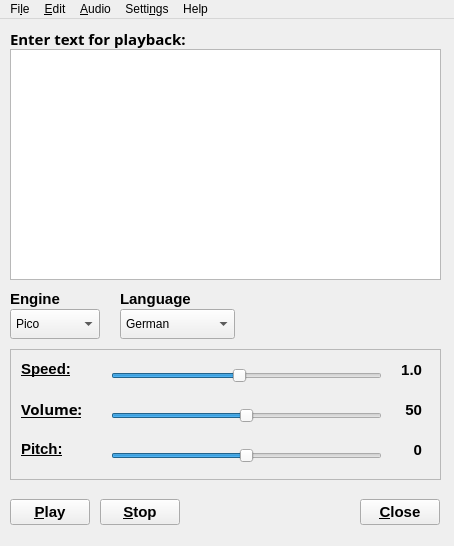
Qt form src/qpicospeaker.ui (Shadowsith/qpicospeaker) before a commit.
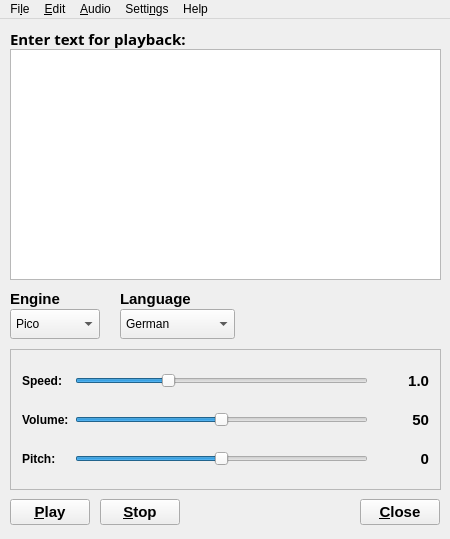
The same form after that commit. Icons and pictures are not drawn.

```diff
--- a/src/qpicospeaker.ui
+++ b/src/qpicospeaker.ui
@@ -6,8 +6,8 @@
    <rect>
     <x>0</x>
     <y>0</y>
-    <width>454</width>
-    <height>546</height>
+    <width>450</width>
+    <height>539</height>
    </rect>
   </property>
   <property name="windowTitle">
@@ -229,7 +229,7 @@
       <x>10</x>
       <y>330</y>
       <width>431</width>
-      <height>131</height>
+      <height>141</height>
      </rect>
     </property>
     <property name="widgetResizable">
@@ -241,124 +241,74 @@
        <x>0</x>
        <y>0</y>
        <width>429</width>
-       <height>129</height>
+       <height>139</height>
       </rect>
      </property>
-     <widget class="QLabel" name="lblPitchVal">
-      <property name="geometry">
-       <rect>
-        <x>380</x>
-        <y>90</y>
-        <width>31</width>
-        <height>20</height>
-       </rect>
-      </property>
+     <layout class="QHBoxLayout" name="horizontalLayout_2">
+      <item>
+       <layout class="QVBoxLayout" name="Labels">
+        <property name="spacing">
+         <number>0</number>
+        </property>
+        <item>
+         <widget class="QLabel" name="lblSpeed_3">
       <property name="font">
        <font>
-        <pointsize>11</pointsize>
         <weight>75</weight>
         <bold>true</bold>
        </font>
-      </property>
-      <property name="text">
-       <string>0</string>
-      </property>
-      <property name="alignment">
-       <set>Qt::AlignRight|Qt::AlignTrailing|Qt::AlignVCenter</set>
-      </property>
-     </widget>
-     <widget class="QLabel" name="lblSpeed">
-      <property name="geometry">
-       <rect>
-        <x>10</x>
-        <y>10</y>
-        <width>81</width>
-        <height>18</height>
-       </rect>
-      </property>
-      <property name="font">
-       <font>
-        <pointsize>11</pointsize>
-        <weight>75</weight>
-        <bold>true</bold>
-        <underline>true</underline>
-       </font>
-      </property>
-      <property name="styleSheet">
-       <string notr="true">#lblSpeed {
-	text-decoration: underline
-}</string>
       </property>
       <property name="text">
        <string>Speed:</string>
       </property>
      </widget>
-     <widget class="QLabel" name="lblSpeedVal">
-      <property name="geometry">
-       <rect>
-        <x>380</x>
-        <y>10</y>
-        <width>31</width>
-        <height>20</height>
-       </rect>
-      </property>
+        </item>
+        <item>
+         <widget class="QLabel" name="lblVolume_3">
       <property name="font">
        <font>
-        <pointsize>11</pointsize>
         <weight>75</weight>
         <bold>true</bold>
        </font>
       </property>
-      <property name="styleSheet">
-       <string notr="true"/>
-      </property>
       <property name="text">
-       <string>1.0</string>
-      </property>
-      <property name="alignment">
-       <set>Qt::AlignRight|Qt::AlignTrailing|Qt::AlignVCenter</set>
-      </property>
-     </widget>
-     <widget class="QLabel" name="lblPitch">
-      <property name="geometry">
-       <rect>
-        <x>10</x>
-        <y>90</y>
-        <width>81</width>
-        <height>18</height>
-       </rect>
-      </property>
+           <string>Volume:</string>
+          </property>
+         </widget>
+        </item>
+        <item>
+         <widget class="QLabel" name="lblPitch_3">
       <property name="font">
        <font>
-        <pointsize>11</pointsize>
         <weight>75</weight>
         <bold>true</bold>
-        <underline>true</underline>
-       </font>
-      </property>
-      <property name="styleSheet">
-       <string notr="true">#lblPitch {
-	text-decoration: underline
-}</string>
-      </property>
+           </font>
+          </property>
       <property name="text">
        <string>Pitch:</string>
       </property>
      </widget>
+        </item>
+       </layout>
+      </item>
+      <item>
+       <layout class="QVBoxLayout" name="Sliders">
+        <property name="spacing">
+         <number>0</number>
+        </property>
+        <item>
      <widget class="QSlider" name="hsSpeed">
-      <property name="geometry">
-       <rect>
-        <x>100</x>
-        <y>10</y>
-        <width>271</width>
-        <height>31</height>
-       </rect>
+          <property name="sizePolicy">
+           <sizepolicy hsizetype="Expanding" vsizetype="Expanding">
+            <horstretch>0</horstretch>
+            <verstretch>0</verstretch>
+           </sizepolicy>
       </property>
       <property name="minimum">
        <number>1</number>
       </property>
       <property name="maximum">
-       <number>20</number>
+           <number>30</number>
       </property>
       <property name="singleStep">
        <number>1</number>
@@ -370,14 +320,42 @@
        <enum>Qt::Horizontal</enum>
       </property>
      </widget>
+        </item>
+        <item>
+         <widget class="QSlider" name="hsVolume">
+          <property name="sizePolicy">
+           <sizepolicy hsizetype="Expanding" vsizetype="Expanding">
+            <horstretch>0</horstretch>
+            <verstretch>0</verstretch>
+           </sizepolicy>
+          </property>
+          <property name="minimum">
+           <number>0</number>
+          </property>
+          <property name="maximum">
+           <number>100</number>
+          </property>
+          <property name="singleStep">
+           <number>1</number>
+          </property>
+          <property name="value">
+           <number>50</number>
+          </property>
+          <property name="sliderPosition">
+           <number>50</number>
+          </property>
+          <property name="orientation">
+           <enum>Qt::Horizontal</enum>
+          </property>
+         </widget>
+        </item>
+        <item>
      <widget class="QSlider" name="hsPitch">
-      <property name="geometry">
-       <rect>
-        <x>100</x>
-        <y>90</y>
-        <width>271</width>
-        <height>31</height>
-       </rect>
+          <property name="sizePolicy">
+           <sizepolicy hsizetype="Expanding" vsizetype="Expanding">
+            <horstretch>0</horstretch>
+            <verstretch>0</verstretch>
+           </sizepolicy>
       </property>
       <property name="minimum">
        <number>-1000</number>
@@ -404,41 +382,53 @@
        <number>10</number>
       </property>
      </widget>
-     <widget class="QLabel" name="lblVolume">
-      <property name="geometry">
-       <rect>
-        <x>10</x>
-        <y>50</y>
-        <width>81</width>
-        <height>18</height>
-       </rect>
+        </item>
+       </layout>
+      </item>
+      <item>
+       <layout class="QVBoxLayout" name="Values" stretch="0,0,0">
+        <property name="spacing">
+         <number>0</number>
+        </property>
+        <property name="leftMargin">
+         <number>10</number>
+        </property>
+        <property name="rightMargin">
+         <number>0</number>
+        </property>
+        <item>
+         <widget class="QLabel" name="lblSpeedVal">
+          <property name="minimumSize">
+           <size>
+            <width>45</width>
+            <height>0</height>
+           </size>
       </property>
       <property name="font">
        <font>
-        <family>Noto Sans</family>
         <pointsize>11</pointsize>
         <weight>75</weight>
         <bold>true</bold>
-        <underline>true</underline>
        </font>
       </property>
       <property name="styleSheet">
-       <string notr="true">#lblVolume {
-	text-decoration: underline
-}</string>
+           <string notr="true"/>
       </property>
       <property name="text">
-       <string>Volume:</string>
-      </property>
-     </widget>
+           <string>1.0</string>
+          </property>
+          <property name="alignment">
+           <set>Qt::AlignRight|Qt::AlignTrailing|Qt::AlignVCenter</set>
+          </property>
+         </widget>
+        </item>
+        <item>
      <widget class="QLabel" name="lblVolumeVal">
-      <property name="geometry">
-       <rect>
-        <x>380</x>
-        <y>50</y>
-        <width>31</width>
-        <height>20</height>
-       </rect>
+          <property name="minimumSize">
+           <size>
+            <width>45</width>
+            <height>0</height>
+           </size>
       </property>
       <property name="font">
        <font>
@@ -454,34 +444,33 @@
        <set>Qt::AlignRight|Qt::AlignTrailing|Qt::AlignVCenter</set>
       </property>
      </widget>
-     <widget class="QSlider" name="hsVolume">
-      <property name="geometry">
-       <rect>
-        <x>100</x>
-        <y>50</y>
-        <width>271</width>
-        <height>31</height>
-       </rect>
-      </property>
-      <property name="minimum">
-       <number>0</number>
-      </property>
-      <property name="maximum">
-       <number>100</number>
-      </property>
-      <property name="singleStep">
-       <number>1</number>
-      </property>
-      <property name="value">
-       <number>50</number>
-      </property>
-      <property name="sliderPosition">
-       <number>50</number>
-      </property>
-      <property name="orientation">
-       <enum>Qt::Horizontal</enum>
-      </property>
-     </widget>
+        </item>
+        <item>
+         <widget class="QLabel" name="lblPitchVal">
+          <property name="minimumSize">
+           <size>
+            <width>45</width>
+            <height>0</height>
+           </size>
+          </property>
+          <property name="font">
+           <font>
+            <pointsize>11</pointsize>
+            <weight>75</weight>
+            <bold>true</bold>
+           </font>
+          </property>
+          <property name="text">
+           <string>0</string>
+          </property>
+          <property name="alignment">
+           <set>Qt::AlignRight|Qt::AlignTrailing|Qt::AlignVCenter</set>
+          </property>
+         </widget>
+        </item>
+       </layout>
+      </item>
+     </layout>
     </widget>
    </widget>
    <widget class="QComboBox" name="cmbEng">
@@ -543,7 +532,7 @@
     <rect>
      <x>0</x>
      <y>0</y>
-     <width>454</width>
+     <width>450</width>
      <height>22</height>
     </rect>
    </property>
```
Left out of the diff: 4 changed lines with no effect on the pictures. Lines whose indentation alone changed are shown as unchanged.
